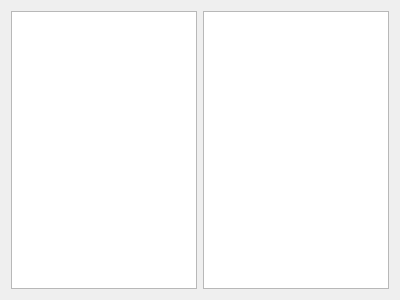
This is forms/editorwindow.ui in Lerian/IHMMapEditor as Qt 5 draws it before an edit. The edited form follows.
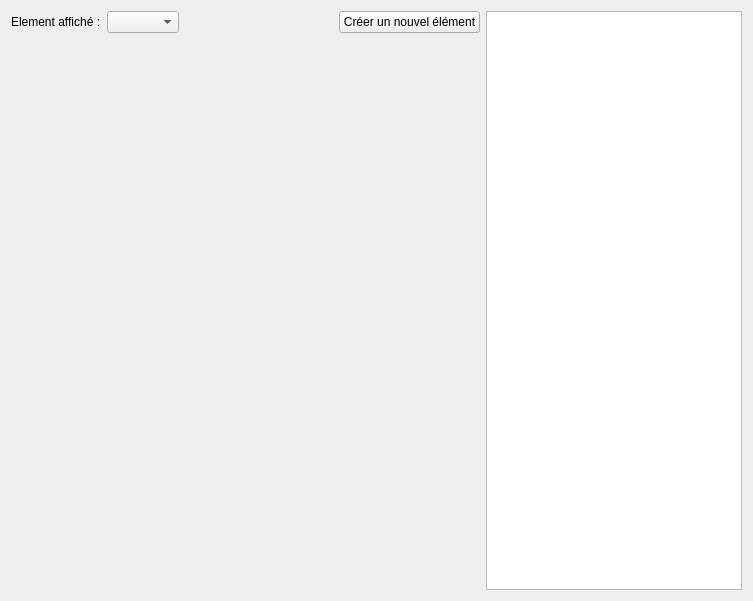
This is the edited form.

Commit message: Travail sur l'interface des fenetres

The edit to the form file:
```diff
--- a/forms/editorwindow.ui
+++ b/forms/editorwindow.ui
@@ -6,22 +6,59 @@
    <rect>
     <x>0</x>
     <y>0</y>
-    <width>400</width>
-    <height>300</height>
+    <width>753</width>
+    <height>601</height>
    </rect>
   </property>
   <property name="windowTitle">
    <string>Form</string>
   </property>
-  <layout class="QGridLayout" name="gridLayout">
+  <layout class="QGridLayout" name="gridLayout_2">
    <item row="0" column="0">
-    <layout class="QHBoxLayout" name="horizontalLayout">
-     <item>
-      <widget class="QGraphicsView" name="graphicsView"/>
+    <layout class="QGridLayout" name="gridLayout">
+     <item row="0" column="0">
+      <widget class="QLabel" name="label">
+       <property name="text">
+        <string>Element affiché :</string>
+       </property>
+      </widget>
      </item>
-     <item>
+     <item row="0" column="1">
+      <widget class="QComboBox" name="elementsComboBox"/>
+     </item>
+     <item row="0" column="2">
+      <spacer name="horizontalSpacer">
+       <property name="orientation">
+        <enum>Qt::Horizontal</enum>
+       </property>
+       <property name="sizeHint" stdset="0">
+        <size>
+         <width>40</width>
+         <height>20</height>
+        </size>
+       </property>
+      </spacer>
+     </item>
+     <item row="0" column="3">
+      <widget class="QPushButton" name="newElementButton">
+       <property name="text">
+        <string>Créer un nouvel élément</string>
+       </property>
+      </widget>
+     </item>
+     <item row="0" column="4" rowspan="2">
       <widget class="QGraphicsView" name="graphicsView_2"/>
      </item>
+     <item row="1" column="0" colspan="4">
+      <widget class="QStackedWidget" name="mapAreaStack">
+       <property name="acceptDrops">
+        <bool>true</bool>
+       </property>
+       <property name="currentIndex">
+        <number>-1</number>
+       </property>
+      </widget>
+     </item>
     </layout>
    </item>
   </layout>
```
Left out of the diff: 24 changed lines with no effect on the pictures. The commit also changes 4 other files.
